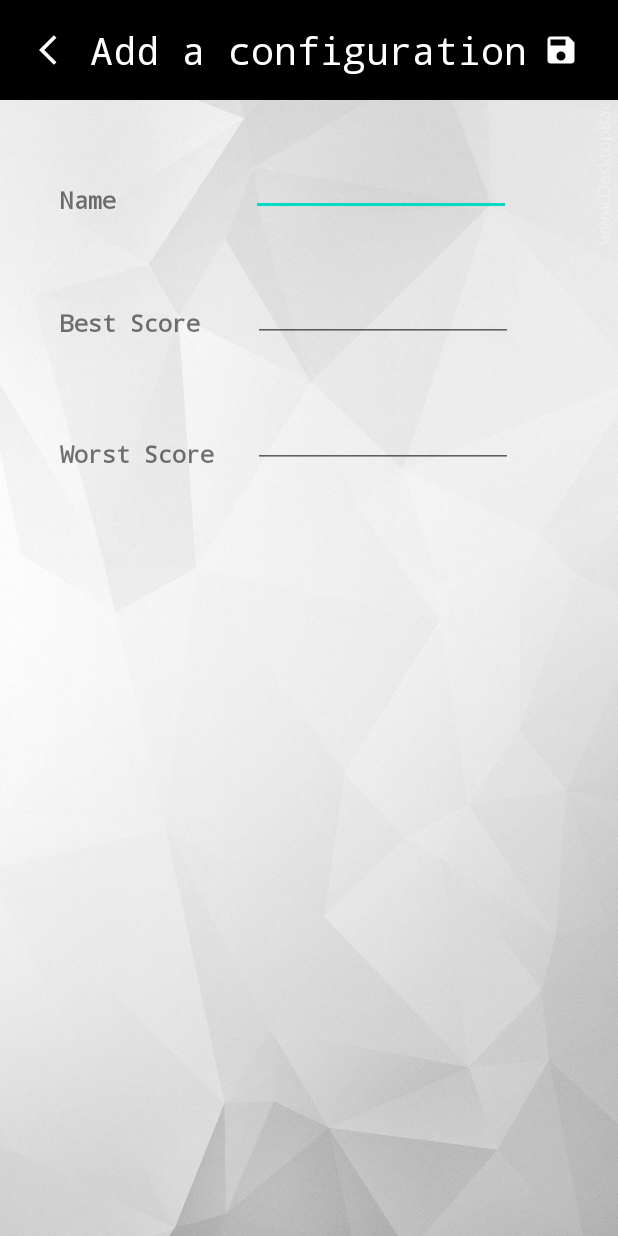
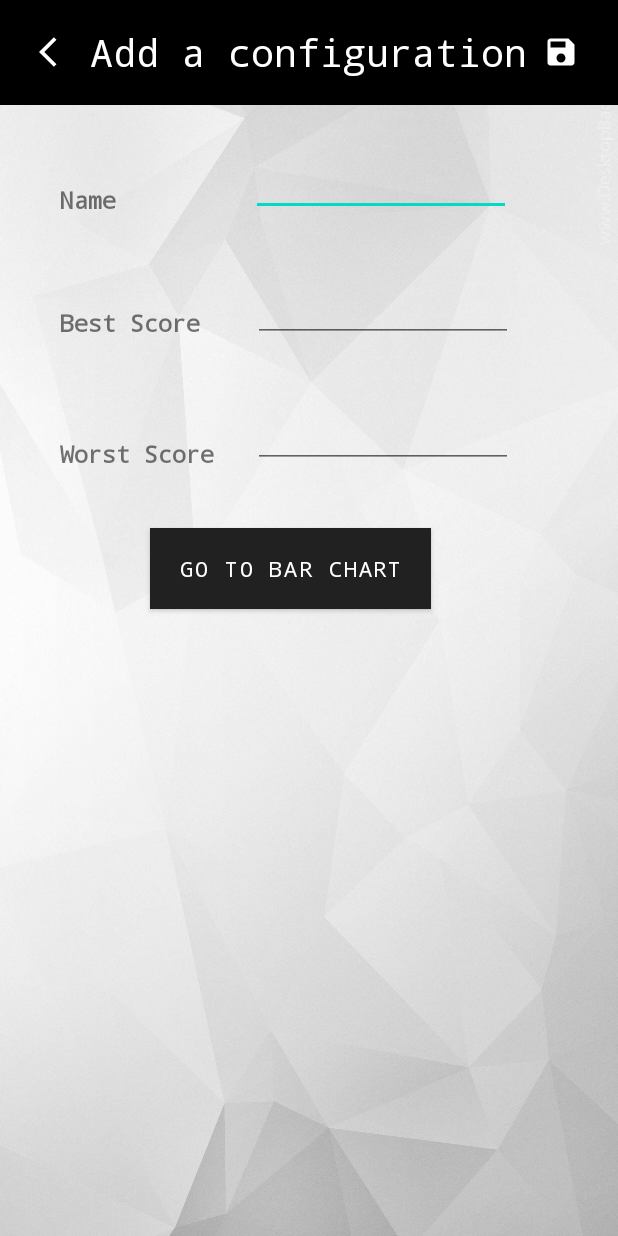
Before and after one commit to DavisH999/Board_Game_Tracker, an Android app: the ConfigurationActivity screen opened directly, with no data from a screen before it, on a phone screen of 412 x 824 dp. Run offline under Robolectric (Android 15) with nearby library versions, the phone set to English and light mode, and no system bars.

Commit message:
Finished Achievement Statistics part and improved toolbars.

```diff
--- a/app/build.gradle
+++ b/app/build.gradle
@@ -1,7 +1,6 @@
 plugins {
     id 'com.android.application'
 }
-
 
 android {
     namespace 'ca.cmpt276.project_7f'
@@ -43,4 +42,5 @@ dependencies {
     testImplementation 'org.junit.jupiter:junit-jupiter:5.9.1'
     androidTestImplementation 'androidx.test.ext:junit:1.1.4'
     androidTestImplementation 'androidx.test.espresso:espresso-core:3.5.0'
+    implementation 'com.github.PhilJay:MPAndroidChart:v3.1.0'
 }
--- a/app/src/main/java/ca/cmpt276/project_7f/ConfigurationActivity.java
+++ b/app/src/main/java/ca/cmpt276/project_7f/ConfigurationActivity.java
@@ -31,7 +31,7 @@ public class ConfigurationActivity extends AppCompatActivity {
     private EditText et_configName;
     private EditText et_configGreatScore;
     private EditText et_configPoorScore;
-
+    private Button btn_goToBarChart;
 
     @Override
     protected void onCreate(Bundle savedInstanceState) {
@@ -74,6 +74,13 @@ public class ConfigurationActivity extends AppCompatActivity {
         btn_goToAchievements.setOnClickListener(v->onAchievements());
         // click to go back
         btn_back.setOnClickListener(v->onBackClick());
+        // click to go chart
+        btn_goToBarChart.setOnClickListener(v-> onChartClick());
+    }
+
+    private void onChartClick() {
+        Intent intent = AchievementStatisticsActivity.makeIntent(getApplicationContext(), indexOfConfigInList);
+        startActivity(intent);
     }
 
     private void onAchievements() {
@@ -186,6 +193,7 @@ public class ConfigurationActivity extends AppCompatActivity {
         et_configGreatScore = findViewById(R.id.et_configGreatScore);
         et_configPoorScore = findViewById(R.id.et_configPoorScore);
         instanceOfCM = ConfigManager.getInstance();
+        btn_goToBarChart = findViewById(R.id.btn_goToBarChart);
     }
 
     private void extractDataFromIntent() {
--- a/app/src/main/res/layout/activity_configuration.xml
+++ b/app/src/main/res/layout/activity_configuration.xml
@@ -6,9 +6,6 @@
     android:layout_height="match_parent"
     tools:context=".ConfigurationActivity"
     android:background="@drawable/wallpaper">
-
-    <include
-        layout="@layout/toolbar_configuration"/>
 
     <TextView
         android:id="@+id/tv_configGreatScore"
@@ -43,7 +40,7 @@
         android:layout_width="187dp"
         android:layout_height="54dp"
         android:layout_marginStart="100dp"
-        android:layout_marginTop="28dp"
+        android:layout_marginTop="16dp"
         android:background="@color/purple_700"
         android:fontFamily="monospace"
         android:text="@string/delete"
@@ -51,31 +48,47 @@
         app:layout_constraintStart_toStartOf="parent"
         app:layout_constraintTop_toBottomOf="@+id/btn_goToGameList" />
 
+    <include
+        layout="@layout/toolbar_configuration" />
+
+    <Button
+        android:id="@+id/btn_goToBarChart"
+        android:layout_width="187dp"
+        android:layout_height="54dp"
+        android:layout_marginStart="100dp"
+        android:layout_marginTop="40dp"
+        android:background="@color/black"
+        android:fontFamily="monospace"
+        android:text="go to bar chart"
+        android:theme="@style/Theme.AppCompat"
+        app:layout_constraintStart_toStartOf="parent"
+        app:layout_constraintTop_toBottomOf="@+id/et_configPoorScore" />
+
+    <Button
+        android:id="@+id/btn_goToAchievements"
+        android:layout_width="187dp"
+        android:layout_height="54dp"
+        android:layout_marginStart="100dp"
+        android:layout_marginTop="16dp"
+        android:background="@color/black"
+        android:fontFamily="monospace"
+        android:text="@string/go_to_achievements"
+        android:theme="@style/Theme.AppCompat"
+        app:layout_constraintStart_toStartOf="parent"
+        app:layout_constraintTop_toBottomOf="@+id/btn_goToBarChart" />
+
     <Button
         android:id="@+id/btn_goToGameList"
         android:layout_width="187dp"
         android:layout_height="54dp"
         android:layout_marginStart="100dp"
-        android:layout_marginTop="32dp"
+        android:layout_marginTop="16dp"
         android:background="@color/purple_700"
         android:fontFamily="monospace"
         android:text="@string/go_to_games_list"
         android:theme="@style/Theme.AppCompat"
         app:layout_constraintStart_toStartOf="parent"
         app:layout_constraintTop_toBottomOf="@+id/btn_goToAchievements" />
-
-    <Button
-        android:id="@+id/btn_goToAchievements"
-        android:layout_width="187dp"
-        android:layout_height="54dp"
-        android:layout_marginStart="100dp"
-        android:layout_marginTop="80dp"
-        android:background="@color/black"
-        android:fontFamily="monospace"
-        android:text="@string/go_to_achievements"
-        android:theme="@style/Theme.AppCompat"
-        app:layout_constraintStart_toStartOf="parent"
-        app:layout_constraintTop_toBottomOf="@+id/et_configPoorScore" />
 
     <EditText
         android:id="@+id/et_configName"
--- a/app/src/main/res/layout/toolbar_achievements.xml
+++ b/app/src/main/res/layout/toolbar_achievements.xml
@@ -1,7 +1,7 @@
 <?xml version="1.0" encoding="utf-8"?>
 <RelativeLayout xmlns:android="http://schemas.android.com/apk/res/android"
     android:layout_width="match_parent"
-    android:layout_height="match_parent">
+    android:layout_height="70dp">
 
     <RelativeLayout
         android:layout_width="match_parent"
--- a/app/src/main/res/layout/toolbar_configuration.xml
+++ b/app/src/main/res/layout/toolbar_configuration.xml
@@ -1,10 +1,10 @@
 <?xml version="1.0" encoding="utf-8"?>
 <RelativeLayout xmlns:android="http://schemas.android.com/apk/res/android"
     android:layout_width="match_parent"
-    android:layout_height="match_parent">
+    android:layout_height="70dp">
     <RelativeLayout
         android:layout_width="match_parent"
-        android:layout_height="wrap_content"
+        android:layout_height="match_parent"
         android:padding="16dp"
         android:background="@color/black">
 
--- a/app/src/main/res/layout/toolbar_configuration_list.xml
+++ b/app/src/main/res/layout/toolbar_configuration_list.xml
@@ -1,7 +1,7 @@
 <?xml version="1.0" encoding="utf-8"?>
 <RelativeLayout xmlns:android="http://schemas.android.com/apk/res/android"
     android:layout_width="match_parent"
-    android:layout_height="match_parent">
+    android:layout_height="70dp">
 
     <RelativeLayout
         android:layout_width="match_parent"
--- a/app/src/main/res/layout/toolbar_game.xml
+++ b/app/src/main/res/layout/toolbar_game.xml
@@ -2,7 +2,7 @@
 <RelativeLayout xmlns:android="http://schemas.android.com/apk/res/android"
     xmlns:app="http://schemas.android.com/apk/res-auto"
     android:layout_width="match_parent"
-    android:layout_height="match_parent">
+    android:layout_height="70dp">
 
     <RelativeLayout
         android:layout_width="match_parent"
--- a/app/src/main/res/layout/toolbar_game_list.xml
+++ b/app/src/main/res/layout/toolbar_game_list.xml
@@ -1,7 +1,7 @@
 <?xml version="1.0" encoding="utf-8"?>
 <RelativeLayout xmlns:android="http://schemas.android.com/apk/res/android"
     android:layout_width="match_parent"
-    android:layout_height="match_parent">
+    android:layout_height="70dp">
 
     <RelativeLayout
         android:layout_width="match_parent"
--- a/app/src/main/res/layout/toolbar_photo.xml
+++ b/app/src/main/res/layout/toolbar_photo.xml
@@ -1,7 +1,7 @@
 <?xml version="1.0" encoding="utf-8"?>
 <RelativeLayout xmlns:android="http://schemas.android.com/apk/res/android"
     android:layout_width="match_parent"
-    android:layout_height="match_parent">
+    android:layout_height="70dp">
 
     <RelativeLayout
         android:layout_width="match_parent"
--- a/settings.gradle
+++ b/settings.gradle
@@ -10,6 +10,7 @@ dependencyResolutionManagement {
     repositories {
         google()
         mavenCentral()
+        maven { url 'https://jitpack.io' }
     }
 }
 rootProject.name = "Project_7F"
```
Also changed, not shown: app/src/main/AndroidManifest.xml (+7 -0 lines), app/src/main/java/ca/cmpt276/project_7f/AchievementStatisticsActivity.java (+70 -29 lines), app/src/main/java/ca/cmpt276/project_7f/model/GameManager.java (+22 -56 lines), app/src/main/res/layout/activity_achievement_statistics.xml (+7 -0 lines).
